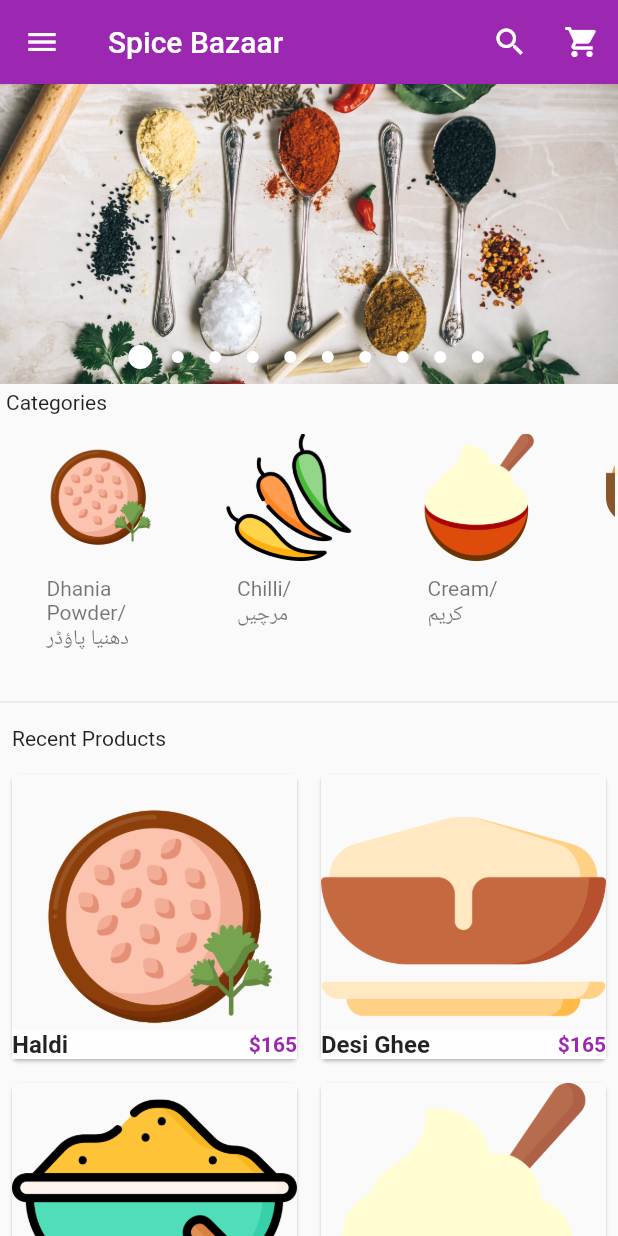
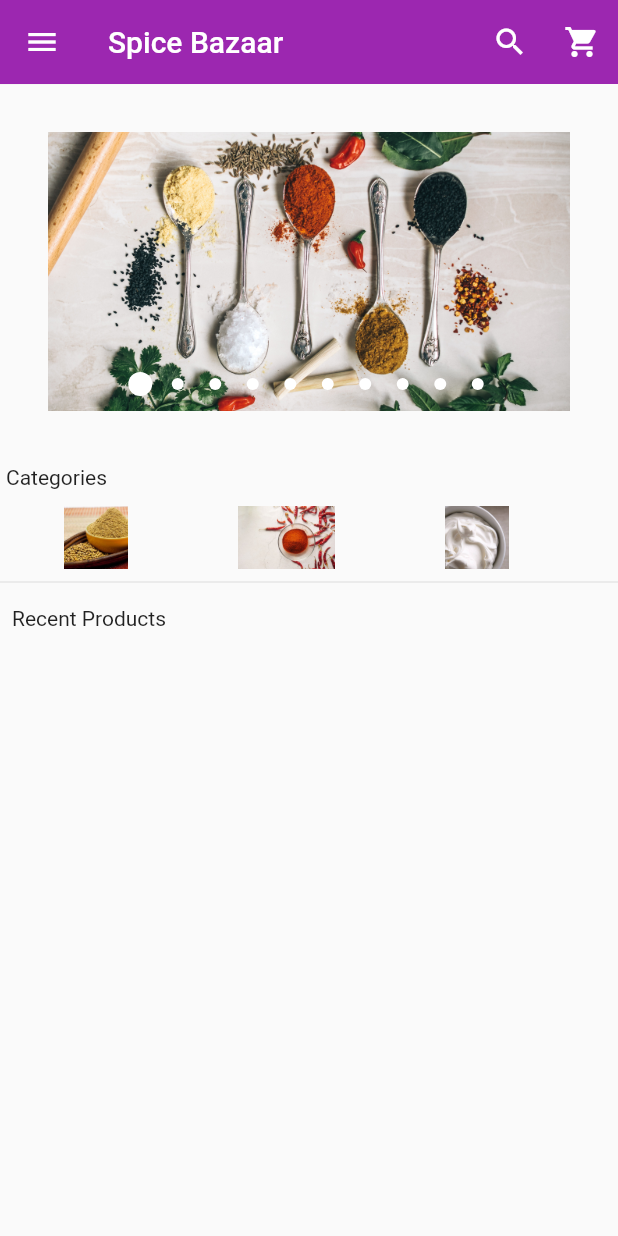
Before and after one commit to AwaisSafdar9111/Masala_Mandi, a Flutter app: the screen it shows after launch, on a phone screen of 412 x 824 dp. Run offline on Flutter 3.47's test engine with Material 2 defaults, Android fonts, the light colour scheme and no system bars; drawn by our look-alikes of carousel_pro.

Commit message:
front end changing

```diff
--- a/lib/categories/horizontal_listview.dart
+++ b/lib/categories/horizontal_listview.dart
@@ -3,45 +3,30 @@ class HorizontalList extends StatelessWidget {
   @override
   Widget build(BuildContext context) {
     return Container(
-      height: 180.0,
-      padding: EdgeInsets.all(2.0),
+      height: 50.0,
+      padding: EdgeInsets.all(0.5),
       child: ListView(
         scrollDirection: Axis.horizontal,
         children: <Widget>[
           Category(
-              image_location: 'images/categories icons/coriander(Dhania).png',
-              image_caption: 'Dhania Powder/دھنیا پاؤڈر'
+              image_location: 'images/Coriander Powder(Dhania).jpg',
+              image_caption: 'Spices'
           ),
             Category(
-              image_location: 'images/categories icons/chilli.png',
-              image_caption: 'Chilli/مرچیں',
+              image_location: 'images/Red Chilli Powder.jpg',
+              image_caption: ' Handi craft',
 
 
           ),
           Category(
-              image_location: 'images/categories icons/cream.png',
-              image_caption: 'Cream/کریم'
+              image_location: 'images/Cream.jpg',
+              image_caption: 'Dairy products'
 
           ),
 
           Category(
               image_location: 'images/categories icons/Garam Masala.png',
-              image_caption: 'Garam Masala/گرم مصالحہ'
-
-          ),
-          Category(
-              image_location: 'images/categories icons/Desi ghee.png',
-              image_caption: 'Desi Ghee/دیسی گھی'
-
-          ),
-          Category(
-              image_location: 'images/categories icons/turmeric(Haldi).png',
-              image_caption: 'Haldi/ہلدی'
-
-          ),
-          Category(
-              image_location: 'images/categories icons/Gram flour(Basen).png',
-              image_caption: 'Gram Flour/بیسن'
+              image_caption: 'Custom products'
 
           ),
         ],
--- a/lib/main.dart
+++ b/lib/main.dart
@@ -2,7 +2,6 @@ import 'package:flutter/material.dart';
 import 'package:carousel_pro/carousel_pro.dart';
 //my own imports
 import 'package:spice_bazaar/categories/horizontal_listview.dart';
-import 'package:spice_bazaar/categories/products.dart';
 import 'package:spice_bazaar/pages/cart.dart';
 void main() {
   runApp(const MaterialApp(
@@ -23,7 +22,9 @@ class _HomePageState extends State<HomePage> {
   @override
   Widget build(BuildContext context) {
   Widget imageCarousel=Container(
-  height: 200,
+  height: 250,
+    padding: EdgeInsets.all(32.0),
+
     //width: MediaQuery.of(context).size.width,
     child: Carousel(
       boxFit: BoxFit.cover,
@@ -42,11 +43,13 @@ class _HomePageState extends State<HomePage> {
       ],
       autoplay: true,
       dotSize: 8.0,
-      overlayShadowColors: Colors.white70,
+      overlayShadowColors: Colors.black12,
       dotBgColor: Colors.transparent,
       indicatorBgPadding: 10.0,
+
       animationCurve: Curves.fastOutSlowIn,
       animationDuration: const Duration(milliseconds: 500),
+
     ),
   );
     return Scaffold(
@@ -165,8 +168,7 @@ class _HomePageState extends State<HomePage> {
           ),
           // Padding(padding: const EdgeInsets.all(10.0),),
  //grid View
-
-             Flexible(child: Products()),
+          // Flexible(child: Products()),
         ],
       ),
     );
```
Also changed, not shown: images/categories icons/milkproducts.jpg (added), 1 other file.
